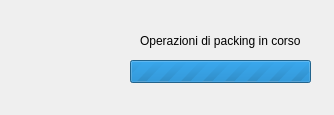
First picture: the form in UI/WaitPacking.ui, repository YoKingTang/eshare, before the edit.
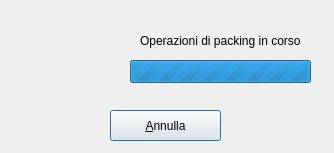
Second picture: the form after the edit. Icons and pictures are not drawn.

Commit message: Implemented packing-abort feature (unrecommended via msg)

Diff of the .ui file:
```diff
--- a/UI/WaitPacking.ui
+++ b/UI/WaitPacking.ui
@@ -7,7 +7,7 @@
     <x>0</x>
     <y>0</y>
     <width>334</width>
-    <height>115</height>
+    <height>153</height>
    </rect>
   </property>
   <property name="windowTitle">
@@ -82,6 +82,19 @@
     <bool>false</bool>
    </property>
   </widget>
+  <widget class="QPushButton" name="cancelButton">
+   <property name="geometry">
+    <rect>
+     <x>110</x>
+     <y>110</y>
+     <width>111</width>
+     <height>31</height>
+    </rect>
+   </property>
+   <property name="text">
+    <string>&amp;Annulla</string>
+   </property>
+  </widget>
  </widget>
  <resources/>
  <connections/>
```
The commit also changes 6 other files.
